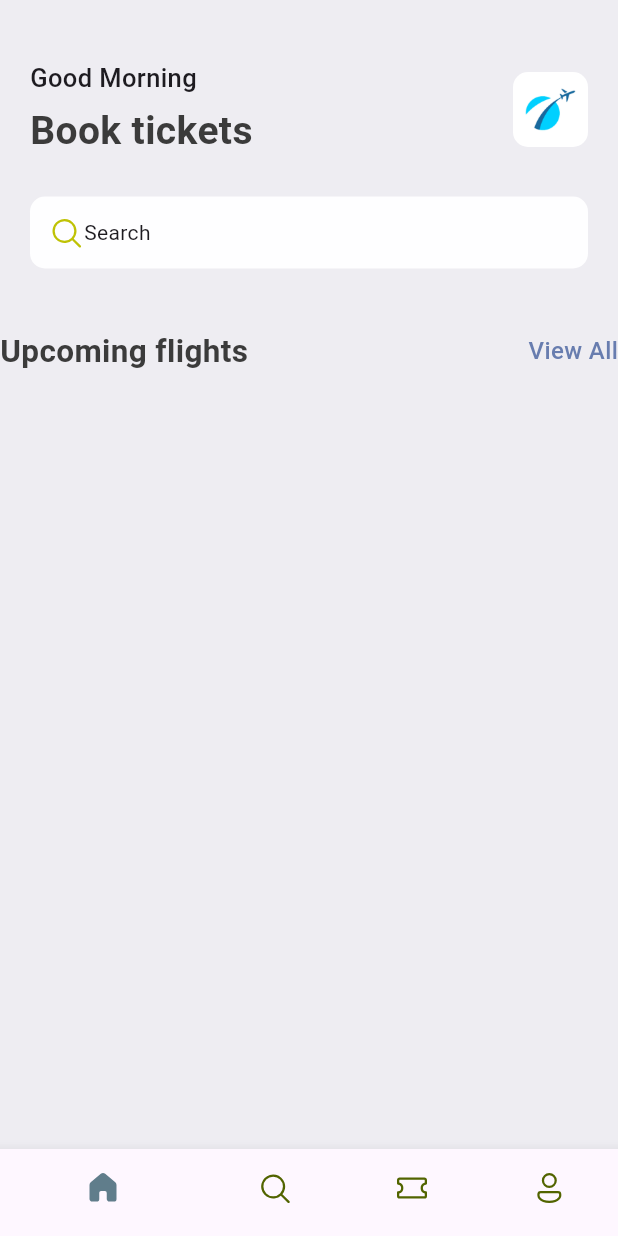
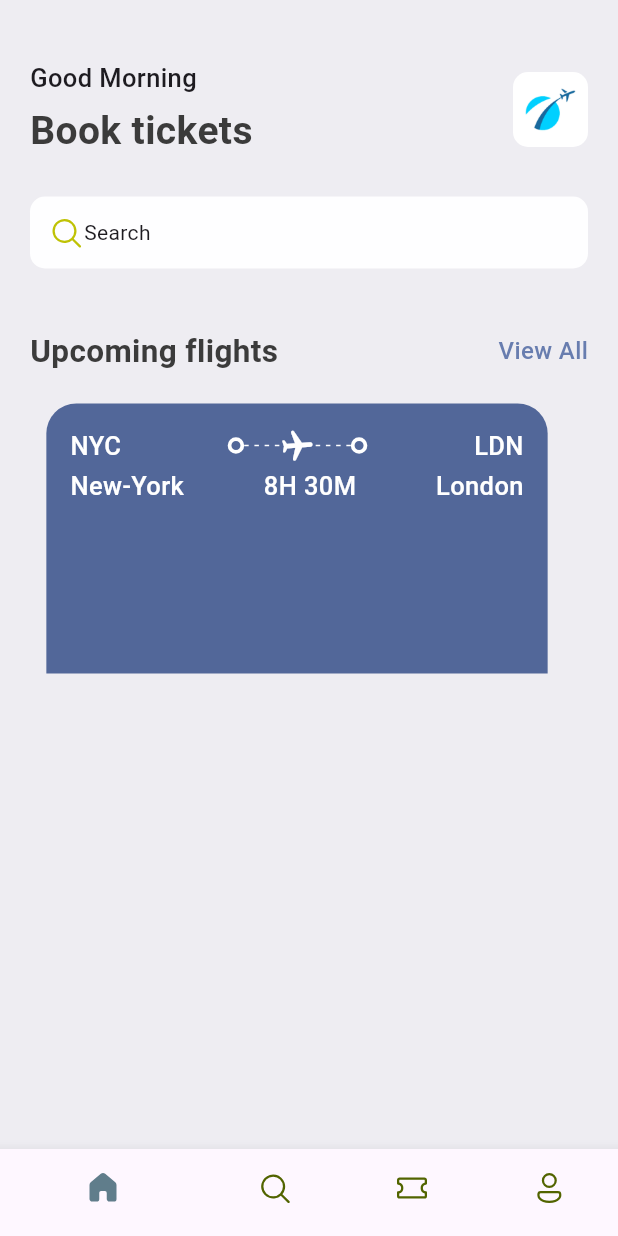
Before and after one commit to gustavo-martins-pereira/Ticket_App, a Flutter app: the screen it shows after launch, on a phone screen of 412 x 824 dp. Run offline on Flutter 3.47's test engine with Material 3 defaults, Android fonts, the phone set to English and light mode, and no system bars; our stand-ins replace fluentui_icons.

Commit message:
ADD - Ticket Layout - 1/2 - Top Style

```diff
--- a/lib/base/bottom_nav_bar.dart
+++ b/lib/base/bottom_nav_bar.dart
@@ -57,7 +57,7 @@ class _BottomNavBarState extends State<BottomNavBar> {
             activeIcon: Icon(FluentSystemIcons.ic_fluent_person_filled),
             label: "Profile",
           ),
-        ]
+        ],
       ),
     );
   }
--- a/lib/base/res/styles/app_styles.dart
+++ b/lib/base/res/styles/app_styles.dart
@@ -6,6 +6,7 @@ class AppStyles {
   static Color primaryColor = primary;
   static Color textColor = const Color(0xFF3B3B3B);
   static Color bgColor = const Color(0xFFEEEDF2);
+  static Color ticketTopColor = const Color(0xFF526799);
 
   static TextStyle textStyle = TextStyle(
     color: textColor,
--- /dev/null
+++ b/lib/base/widgets/app_layoutbuilder_widget.dart
@@ -0,0 +1,26 @@
+import 'package:flutter/material.dart';
+
+class AppLayoutbuilderWidget extends StatelessWidget {
+  final int randomDivider;
+
+  const AppLayoutbuilderWidget({super.key, required this.randomDivider});
+
+  @override
+  Widget build(BuildContext context) {
+    return LayoutBuilder(builder: (BuildContext context, BoxConstraints constraints) {
+      return Flex(
+        direction: Axis.horizontal,
+        mainAxisAlignment: MainAxisAlignment.spaceBetween,
+        children: List.generate((constraints.constrainWidth() / randomDivider).floor(), (index) => const SizedBox(
+          width: 3,
+          height: 1,
+          child: DecoratedBox(
+              decoration: BoxDecoration(
+                color: Colors.white,
+              ),
+          ),
+        )),
+      );
+    });
+  }
+}
--- /dev/null
+++ b/lib/base/widgets/big_dot_widget.dart
@@ -0,0 +1,16 @@
+import 'package:flutter/material.dart';
+
+class BigDot extends StatelessWidget {
+  const BigDot({super.key});
+
+  @override
+  Widget build(BuildContext context) {
+    return Container(
+      padding: const EdgeInsets.all(3),
+      decoration: BoxDecoration(
+        border: Border.all(width: 2.5, color: Colors.white),
+        borderRadius: BorderRadius.circular(20),
+      ),
+    );
+  }
+}
--- /dev/null
+++ b/lib/base/widgets/ticket_view_widget.dart
@@ -0,0 +1,68 @@
+import 'package:flutter/material.dart';
+import 'package:ticket_app/base/res/styles/app_styles.dart';
+import 'package:ticket_app/base/widgets/app_layoutbuilder_widget.dart';
+import 'package:ticket_app/base/widgets/big_dot_widget.dart';
+
+class TicketView extends StatelessWidget {
+  const TicketView({super.key});
+
+  @override
+  Widget build(BuildContext context) {
+    final size = MediaQuery.of(context).size;
+
+    return SizedBox(
+      width: size.width * 0.85,
+      height: 180,
+      child: Container(
+        margin: const EdgeInsets.only(right: 16),
+        padding: const EdgeInsets.all(16),
+        decoration: BoxDecoration(
+          color: AppStyles.ticketTopColor,
+          borderRadius: const BorderRadius.only(
+              topLeft: Radius.circular(20),
+              topRight: Radius.circular(20),
+          ),
+        ),
+        child: Column(
+          children: [
+            Row(
+              children: [
+                // ========== DEPARTURE ==========
+                Text("NYC", style: AppStyles.headLineStyle3.copyWith(color: Colors.white)),
+                Expanded(child: Container()),
+
+                // ========== PLANE ==========
+                const BigDot(),
+                Expanded(child: Stack(children: [
+                  const SizedBox(
+                    height: 24,
+                    child: AppLayoutbuilderWidget(randomDivider: 6),
+                  ),
+                  Center(child: Transform.rotate(
+                      angle: 1.5,
+                      child: const Icon(Icons.local_airport_rounded, color: Colors.white)),
+                  ),
+                ])),
+                const BigDot(),
+
+                // ========== DESTINATION ==========
+                Expanded(child: Container()),
+                Text("LDN", style: AppStyles.headLineStyle3.copyWith(color: Colors.white)),
+              ],
+            ),
+            const SizedBox(height: 3),
+            Row(
+              children: [
+                Text("New-York", style: AppStyles.headLineStyle3.copyWith(color: Colors.white)),
+                Expanded(child: Container()),
+                Text("8H 30M", style: AppStyles.headLineStyle3.copyWith(color: Colors.white)),
+                Expanded(child: Container()),
+                Text("London", style: AppStyles.headLineStyle3.copyWith(color: Colors.white)),
+              ],
+            ),
+          ],
+        ),
+      ),
+    );
+  }
+}
--- a/lib/screens/home_screen.dart
+++ b/lib/screens/home_screen.dart
@@ -1,6 +1,7 @@
 import 'package:fluentui_icons/fluentui_icons.dart';
 import 'package:flutter/material.dart';
-import 'package:ticket_app/base/widgets/app_double_text.dart';
+import 'package:ticket_app/base/widgets/app_double_text_widget.dart';
+import 'package:ticket_app/base/widgets/ticket_view_widget.dart';
 
 import '../base/res/media.dart';
 import '../base/res/styles/app_styles.dart';
@@ -16,11 +17,11 @@ class HomeScreen extends StatelessWidget {
         children: [
           const SizedBox(height: 40),
 
-          // ===== HEADER =====
           Container(
             padding: const EdgeInsets.symmetric(horizontal: 20),
             child: Column(
               children: [
+                // ========== HEADER ==========
                 // ===== INTRODUCTION =====
                 Row(
                   mainAxisAlignment: MainAxisAlignment.spaceBetween,
@@ -62,13 +63,16 @@ class HomeScreen extends StatelessWidget {
                     ],
                   ),
                 ),
+                const SizedBox(height: 40),
+
+
+                // ========== UPCOMING FLIGHTS ==========
+                const AppDoubleText(bigText: "Upcoming flights", smallText: "View All"),
+                const SizedBox(height: 20),
+                const TicketView(),
               ],
             ),
           ),
-          const SizedBox(height: 40),
-
-          // ===== UPCOMING FLIGHTS =====
-          const AppDoubleText(bigText: "Upcoming flights", smallText: "View All"),
         ],
       ),
     );
```
Also changed, not shown: lib/base/widgets/app_double_text_widget.dart (renamed from lib/base/widgets/app_double_text.dart).
